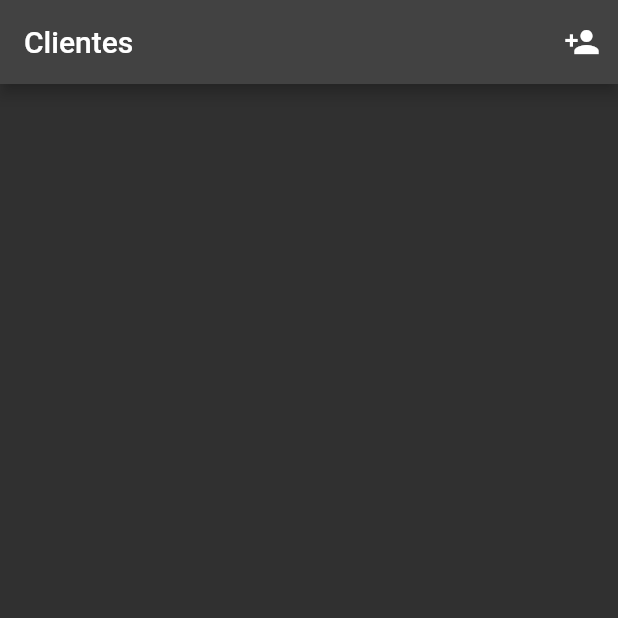
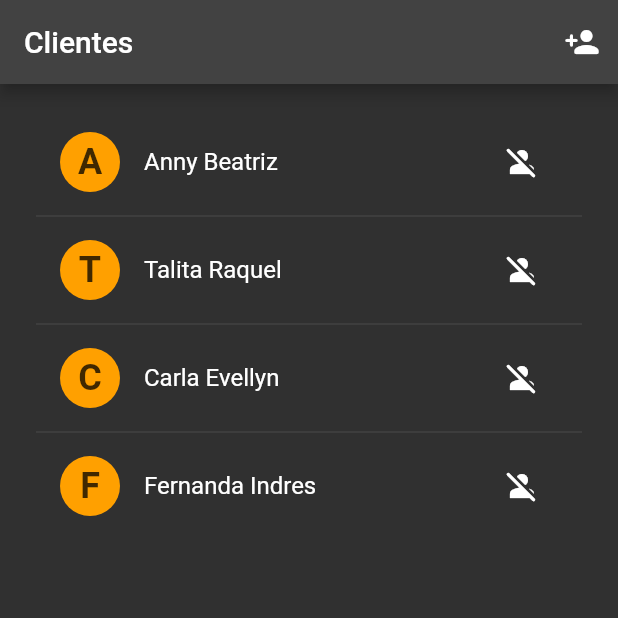
Before and after one commit to m7hsouza/client_list_with_bloc, a Flutter app: the screen it shows after launch, on a phone screen of 412 x 824 dp, the top half of it. Run offline on Flutter 3.47's test engine with Material 2 defaults, Android fonts, the phone set to English and light mode, and no system bars.

Commit message:
add flutter pattern

```diff
--- /dev/null
+++ b/lib/src/blocs/client_bloc.dart
@@ -0,0 +1,35 @@
+import 'dart:async';
+
+import 'package:client_list_with_bloc/src/blocs/events/client_events.dart';
+import 'package:client_list_with_bloc/src/blocs/states/client_states.dart';
+import 'package:client_list_with_bloc/src/repositories/client_repository.dart';
+
+import '../models/client.dart';
+
+class ClientBloc {
+  ClientBloc() {
+    _inputClientController.stream.listen(_mapEventToState);
+  }
+
+  final _clientRepository = ClientRepository();
+
+  final StreamController<ClientEvent> _inputClientController = StreamController<ClientEvent>();
+  final StreamController<ClientState> _outputClientController = StreamController<ClientState>();
+
+  Sink<ClientEvent> get inputClient => _inputClientController.sink;
+  Stream<ClientState> get stream => _outputClientController.stream;
+
+  void _mapEventToState(ClientEvent event) {
+    var clients = <Client>[];
+
+    if (event is LoadClientEvent) {
+      clients = _clientRepository.loadClients();
+    } else if (event is AddClientEvent) {
+      clients = _clientRepository.addClient(event.client);
+    } else if (event is RemoveClientEvent) {
+      clients = _clientRepository.removeClient(event.client);
+    }
+
+    _outputClientController.add(SuccesClientState(clients: clients));
+  }
+}
--- /dev/null
+++ b/lib/src/blocs/events/client_events.dart
@@ -0,0 +1,17 @@
+import 'package:client_list_with_bloc/src/models/client.dart';
+
+abstract class ClientEvent {}
+
+class LoadClientEvent extends ClientEvent {}
+
+class AddClientEvent extends ClientEvent {
+  AddClientEvent(this.client);
+
+  final Client client;
+}
+
+class RemoveClientEvent extends ClientEvent {
+  RemoveClientEvent(this.client);
+
+  final Client client;
+}
--- /dev/null
+++ b/lib/src/blocs/states/client_states.dart
@@ -0,0 +1,15 @@
+import 'package:client_list_with_bloc/src/models/client.dart';
+
+abstract class ClientState {
+  ClientState({required this.clients});
+
+  final List<Client> clients;
+}
+
+class IdleClientState extends ClientState {
+  IdleClientState() : super(clients: []);
+}
+
+class SuccesClientState extends ClientState {
+  SuccesClientState({required List<Client> clients}) : super(clients: clients);
+}
--- a/lib/src/models/client.dart
+++ b/lib/src/models/client.dart
@@ -1,6 +1,5 @@
 class Client {
-  const Client({required this.id, required this.name});
+  const Client({required this.name});
 
-  final int id;
   final String name;
 }
--- a/lib/src/pages/home_page.dart
+++ b/lib/src/pages/home_page.dart
@@ -1,7 +1,77 @@
+import 'package:client_list_with_bloc/src/blocs/client_bloc.dart';
+import 'package:client_list_with_bloc/src/blocs/events/client_events.dart';
+import 'package:client_list_with_bloc/src/blocs/states/client_states.dart';
+import 'package:client_list_with_bloc/src/models/client.dart';
 import 'package:flutter/material.dart';
 
-class HomePage extends StatelessWidget {
+class HomePage extends StatefulWidget {
   const HomePage({Key? key}) : super(key: key);
+
+  @override
+  State<HomePage> createState() => _HomePageState();
+}
+
+class _HomePageState extends State<HomePage> {
+  final _nameEditingController = TextEditingController();
+
+  late ClientBloc _bloc;
+
+  @override
+  void initState() {
+    _bloc = ClientBloc();
+
+    _bloc.inputClient.add(LoadClientEvent());
+
+    super.initState();
+  }
+
+  @override
+  void dispose() {
+    _bloc.inputClient.close();
+    super.dispose();
+  }
+
+  void _showAddClientModal() {
+    showDialog(
+        context: context,
+        builder: (_) {
+          return AlertDialog(
+            title: const Text('Adicionar cliente'),
+            alignment: Alignment.center,
+            elevation: 7,
+            content: SingleChildScrollView(
+              child: Column(
+                children: [
+                  TextField(
+                    controller: _nameEditingController,
+                    textCapitalization: TextCapitalization.words,
+                    autofocus: true,
+                    decoration: const InputDecoration(hintText: 'Nome'),
+                  ),
+                ],
+              ),
+            ),
+            actions: [
+              TextButton(
+                onPressed: () => Navigator.pop(context),
+                child: const Text('Cancelar'),
+              ),
+              TextButton(
+                  onPressed: () {
+                    if (_nameEditingController.text.isEmpty) return;
+
+                    var client = Client(name: _nameEditingController.text);
+
+                    _bloc.inputClient.add(AddClientEvent(client));
+
+                    Navigator.pop(context);
+                    _nameEditingController.clear();
+                  },
+                  child: const Text('Adicionar')),
+            ],
+          );
+        });
+  }
 
   @override
   Widget build(BuildContext context) {
@@ -11,10 +81,46 @@ class HomePage extends StatelessWidget {
         centerTitle: false,
         actions: [
           IconButton(
-            onPressed: () {},
-            icon: const Icon(Icons.person_add),
+            onPressed: _showAddClientModal,
+            icon: const Icon(Icons.person_add_rounded),
           ),
         ],
+      ),
+      body: Padding(
+        padding: const EdgeInsets.all(24),
+        child: StreamBuilder<ClientState>(
+          stream: _bloc.stream,
+          builder: (_, snapshot) {
+            if (snapshot.data is SuccesClientState) {
+              var clients = snapshot.data!.clients;
+
+              return ListView.separated(
+                itemBuilder: (_, i) => ListTile(
+                  leading: CircleAvatar(
+                    backgroundColor: Colors.amber.shade700,
+                    child: Text(
+                      clients[i].name.substring(0, 1),
+                      style: TextStyle(
+                        fontSize: 24,
+                        fontWeight: FontWeight.bold,
+                        color: Colors.black.withOpacity(0.75),
+                      ),
+                    ),
+                  ),
+                  title: Text(clients[i].name),
+                  trailing: IconButton(
+                    icon: const Icon(Icons.person_off_rounded),
+                    onPressed: () => _bloc.inputClient.add(RemoveClientEvent(clients[i])),
+                  ),
+                ),
+                separatorBuilder: (_, __) => const Divider(),
+                itemCount: clients.length,
+              );
+            }
+
+            return Container();
+          },
+        ),
       ),
     );
   }
--- a/lib/src/repositories/client_repository.dart
+++ b/lib/src/repositories/client_repository.dart
@@ -5,10 +5,10 @@ class ClientRepository {
 
   List<Client> loadClients() {
     _clients.addAll([
-      const Client(id: 1, name: 'Anny Beatriz'),
-      const Client(id: 2, name: 'Talita Raquel'),
-      const Client(id: 3, name: 'Carla Evellyn'),
-      const Client(id: 4, name: 'Fernanda Indres'),
+      const Client(name: 'Anny Beatriz'),
+      const Client(name: 'Talita Raquel'),
+      const Client(name: 'Carla Evellyn'),
+      const Client(name: 'Fernanda Indres'),
     ]);
 
     return _clients;
```
